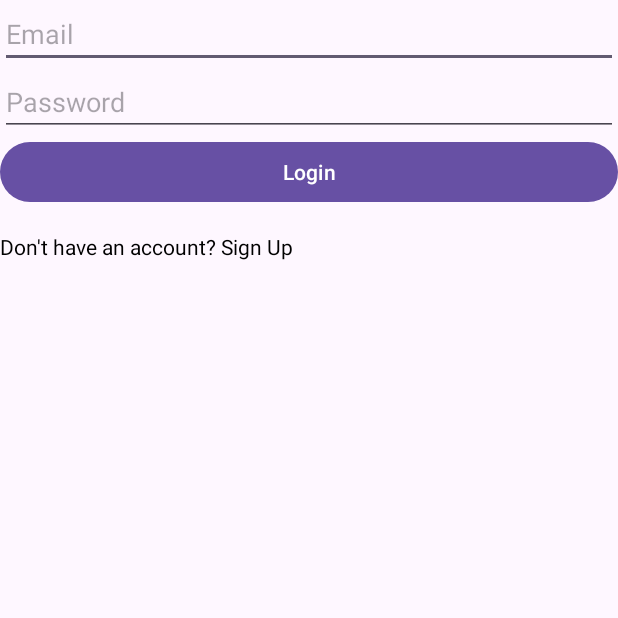
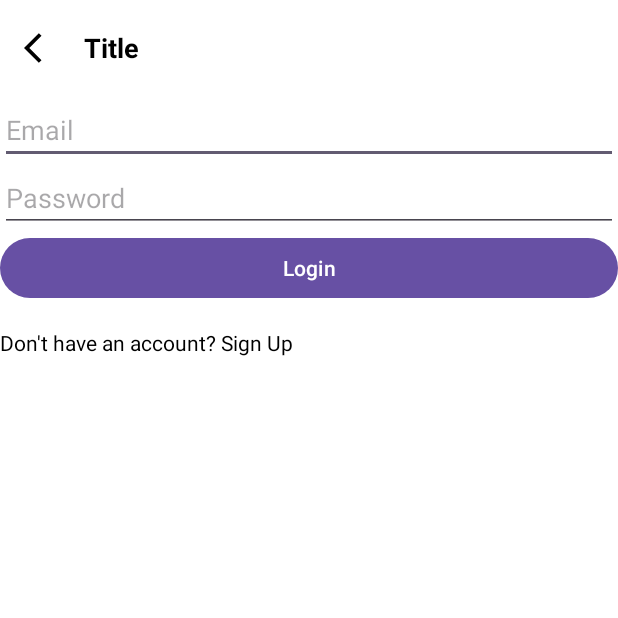
Before and after one commit to YoulonGG/StudentManagement, an Android app: the LoginScreen screen opened directly, with no data from a screen before it, on a phone screen of 412 x 824 dp, the top half of it. Run offline under Robolectric (Android 15) with nearby library versions, the phone set to English and light mode, and no system bars; our stand-ins replace Firebase (no records; nobody signed in at launch, a user with empty details on screens opened directly); 1 statement that could not run was skipped.

Commit message:
bug fixed

```diff
--- a/app/src/main/java/com/example/studentmanagement/auth/LoginScreen.kt
+++ b/app/src/main/java/com/example/studentmanagement/auth/LoginScreen.kt
@@ -8,6 +8,7 @@ import android.widget.TextView
 import android.widget.Toast
 import androidx.activity.enableEdgeToEdge
 import androidx.appcompat.app.AppCompatActivity
+import androidx.appcompat.widget.Toolbar
 import androidx.core.view.ViewCompat
 import androidx.core.view.WindowInsetsCompat
 import com.example.studentmanagement.R
@@ -37,6 +38,21 @@ class LoginScreen : AppCompatActivity() {
         val pass = findViewById<EditText>(R.id.loginPassword)
         val loginBtn = findViewById<Button>(R.id.btnLogin)
         val goSignup = findViewById<TextView>(R.id.tvGoSignup)
+
+        val toolbar = findViewById<Toolbar>(R.id.toolbar)
+        setSupportActionBar(toolbar)
+        supportActionBar?.setDisplayHomeAsUpEnabled(true)
+
+        val selectionAccountType = intent.getStringExtra("accountType") ?: "student"
+        val roleTitle = if (selectionAccountType == "teacher") "Teacher" else "Student"
+
+        supportActionBar?.title = "Login as $roleTitle"
+
+
+        toolbar.setNavigationOnClickListener {
+            onBackPressedDispatcher.onBackPressed()
+        }
+
 
         loginBtn.setOnClickListener {
             val emailText = email.text.toString()
@@ -113,7 +129,11 @@ class LoginScreen : AppCompatActivity() {
         }
 
         goSignup.setOnClickListener {
-            startActivity(Intent(this, SignUpScreen::class.java))
+            val selectedAccountType = intent.getStringExtra("accountType") ?: "student" // fallback
+            val intent = Intent(this, SignUpScreen::class.java)
+            intent.putExtra("accountType", selectedAccountType)
+            startActivity(intent)
         }
+
     }
 }
--- a/app/src/main/java/com/example/studentmanagement/auth/LoginTypeScreen.kt
+++ b/app/src/main/java/com/example/studentmanagement/auth/LoginTypeScreen.kt
@@ -34,7 +34,6 @@ class LoginTypeScreen : AppCompatActivity() {
             startActivity(Intent(this, LoginScreen::class.java).apply {
                 putExtra("accountType", "student")
             })
-            finish()
         }
     }
 }
--- /dev/null
+++ b/app/src/main/res/drawable/baseline_arrow_back_ios_24.xml
@@ -0,0 +1,5 @@
+<vector xmlns:android="http://schemas.android.com/apk/res/android" android:autoMirrored="true" android:height="24dp" android:tint="#000000" android:viewportHeight="24" android:viewportWidth="24" android:width="24dp">
+
+    <path android:fillColor="@android:color/white" android:pathData="M11.67,3.87L9.9,2.1 0,12l9.9,9.9 1.77,-1.77L3.54,12z"/>
+
+</vector>
--- a/app/src/main/res/layout/activity_login_screen.xml
+++ b/app/src/main/res/layout/activity_login_screen.xml
@@ -4,8 +4,11 @@
     android:id="@+id/main"
     android:layout_width="match_parent"
     android:layout_height="match_parent"
+    android:background="@color/white"
     android:orientation="vertical"
     tools:context=".auth.LoginScreen">
+
+    <include layout="@layout/toolbar_with_back"/>
 
     <EditText
         android:id="@+id/loginEmail"
--- /dev/null
+++ b/app/src/main/res/layout/toolbar_with_back.xml
@@ -0,0 +1,32 @@
+<?xml version="1.0" encoding="utf-8"?>
+<LinearLayout xmlns:android="http://schemas.android.com/apk/res/android"
+    xmlns:app="http://schemas.android.com/apk/res-auto"
+    android:layout_width="match_parent"
+    android:layout_height="?attr/actionBarSize"
+    android:background="@color/white"
+    android:gravity="center_vertical"
+    android:orientation="horizontal"
+    android:paddingStart="16dp"
+    android:paddingEnd="16dp">
+
+    <ImageView
+        android:id="@+id/ivBack"
+        android:layout_width="24dp"
+        android:layout_height="24dp"
+        android:src="@drawable/baseline_arrow_back_ios_24"
+        app:tint="@color/black" />
+
+    <TextView
+        android:id="@+id/tvTitle"
+        android:layout_width="0dp"
+        android:layout_height="wrap_content"
+        android:layout_marginStart="16dp"
+        android:layout_weight="1"
+        android:ellipsize="end"
+        android:maxLines="1"
+        android:text="Title"
+        android:textColor="@color/black"
+        android:textSize="18sp"
+        android:textStyle="bold" />
+
+</LinearLayout>
```
Also changed, not shown: app/src/main/java/com/example/studentmanagement/auth/SignUpScreen.kt (+13 -5 lines), app/src/main/res/layout/activity_login_type_screen.xml (+6 -21 lines), app/src/main/res/layout/activity_sign_up_screen.xml (+12 -0 lines).
